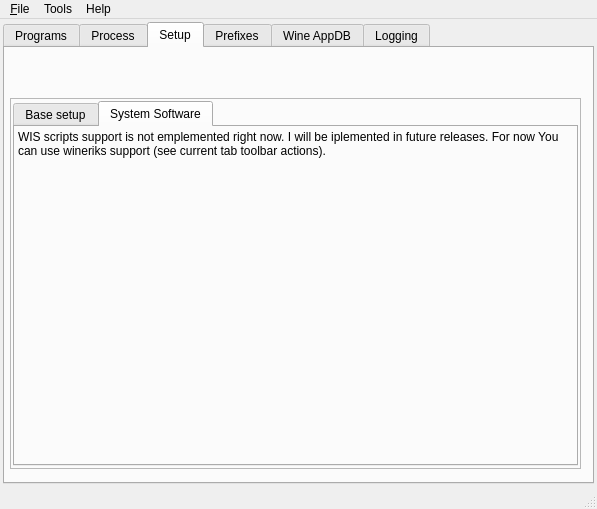
The window that src/q4wine-gui/uis/MainWindow.ui (brezerk/q4wine) describes before a commit, drawn with Qt 5.
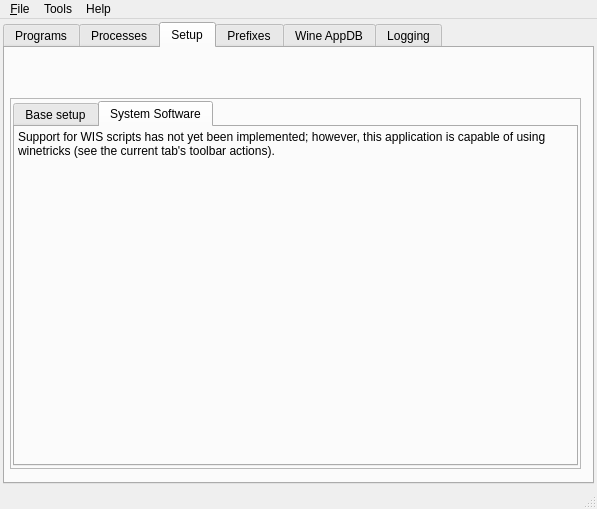
The same window after the commit. The open tabs and pages were chosen to show the change. Icons and pictures are not drawn.

```diff
--- a/src/q4wine-gui/uis/MainWindow.ui
+++ b/src/q4wine-gui/uis/MainWindow.ui
@@ -122,7 +122,7 @@
       </widget>
       <widget class="QWidget" name="tabProcess">
        <attribute name="title">
-        <string>Process</string>
+        <string>Processes</string>
        </attribute>
        <layout class="QVBoxLayout" name="tabProcessLayout">
         <property name="spacing">
@@ -219,7 +219,7 @@
              <item>
               <widget class="QLabel" name="label_2">
                <property name="text">
-                <string>WIS scripts support is not emplemented right now. I will be iplemented in future releases. For now You can use wineriks support (see current tab toolbar actions).</string>
+                <string>Support for WIS scripts has not yet been implemented; however, this application is capable of using winetricks (see the current tab's toolbar actions).</string>
                </property>
                <property name="wordWrap">
                 <bool>true</bool>
```
Left out of the diff: 20 changed lines with no effect on the pictures.
